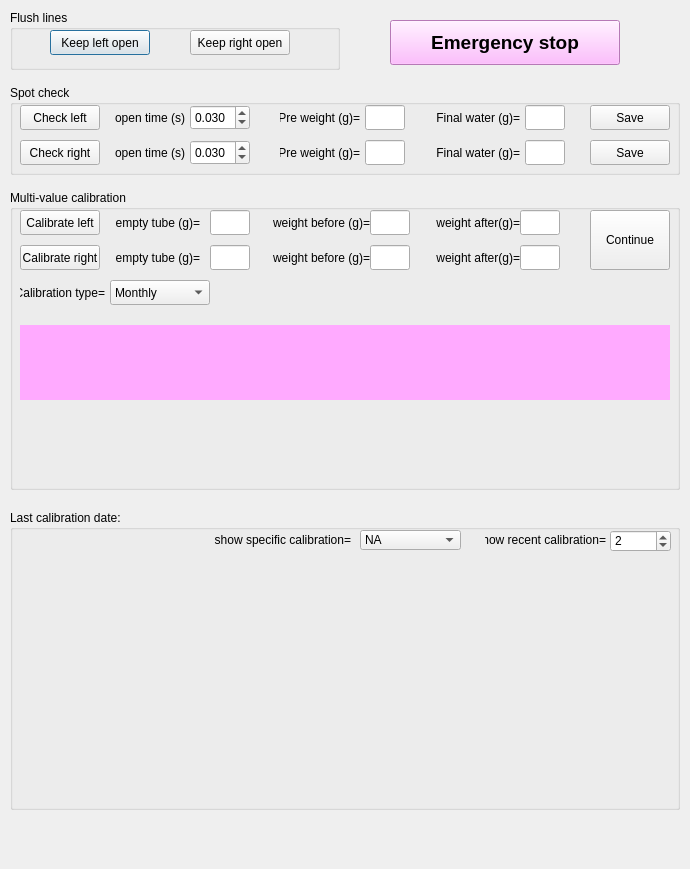
First picture: the form in src/foraging_gui/Calibration.ui, repository AllenNeuralDynamics/dynamic-foraging-task, before the edit.
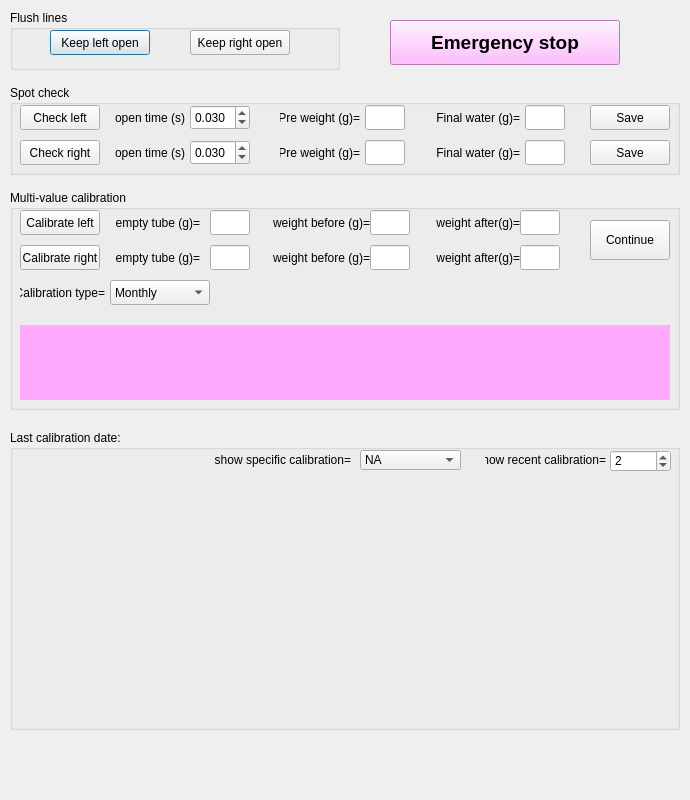
Second picture: the form after the edit.

```diff
--- a/src/foraging_gui/Calibration.ui
+++ b/src/foraging_gui/Calibration.ui
@@ -7,7 +7,7 @@
             <x>0</x>
             <y>0</y>
             <width>690</width>
-            <height>869</height>
+            <height>800</height>
         </rect>
     </property>
     <property name="windowTitle">
@@ -17,7 +17,7 @@
         <property name="geometry">
             <rect>
                 <x>10</x>
-                <y>510</y>
+                <y>430</y>
                 <width>670</width>
                 <height>300</height>
             </rect>
@@ -479,7 +479,7 @@
                 <x>10</x>
                 <y>190</y>
                 <width>670</width>
-                <height>300</height>
+                <height>220</height>
             </rect>
         </property>
         <property name="title">
@@ -630,9 +630,9 @@
             <property name="geometry">
                 <rect>
                     <x>580</x>
-                    <y>20</y>
+                    <y>30</y>
                     <width>80</width>
-                    <height>60</height>
+                    <height>40</height>
                 </rect>
             </property>
             <property name="text">
```
